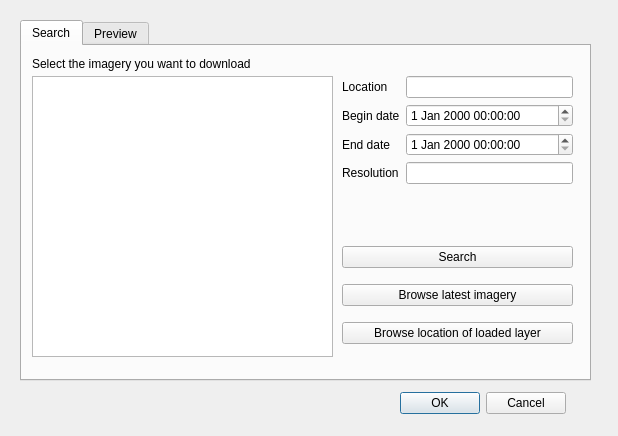
Qt form OpenAerialMap/gui/ui/img_search_dialog.ui (hotosm/oam-qgis-plugin) before a commit.
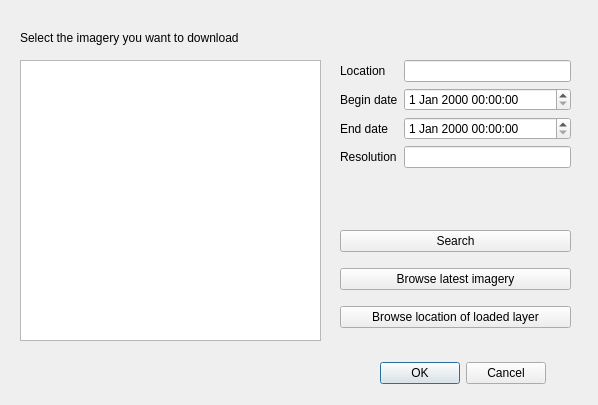
The same form after that commit.

Commit message: Updated the implementation of catalog search and image browsing function 1. Created image browser and separated image search function and browsing function 2. Made the thumbnail interactively displayed with selection of search result 3. Tidied up the files in backend part

Patch:
```diff
--- a/OpenAerialMap/gui/ui/img_search_dialog.ui
+++ b/OpenAerialMap/gui/ui/img_search_dialog.ui
@@ -6,44 +6,34 @@
    <rect>
     <x>0</x>
     <y>0</y>
-    <width>618</width>
-    <height>436</height>
+    <width>598</width>
+    <height>405</height>
    </rect>
   </property>
   <property name="windowTitle">
    <string>Download Imagery</string>
   </property>
-  <widget class="QTabWidget" name="tabWidget">
+  <widget class="QDialogButtonBox" name="buttonBox">
    <property name="geometry">
     <rect>
-     <x>20</x>
-     <y>20</y>
-     <width>571</width>
-     <height>361</height>
+     <x>370</x>
+     <y>360</y>
+     <width>176</width>
+     <height>27</height>
     </rect>
    </property>
-   <property name="currentIndex">
-    <number>0</number>
+   <property name="standardButtons">
+    <set>QDialogButtonBox::Cancel|QDialogButtonBox::Ok</set>
    </property>
-   <widget class="QWidget" name="search_tab">
-    <attribute name="title">
-     <string>Search</string>
-    </attribute>
-    <widget class="QListWidget" name="listWidget">
-     <property name="geometry">
-      <rect>
-       <x>10</x>
-       <y>30</y>
-       <width>301</width>
-       <height>281</height>
-      </rect>
-     </property>
-    </widget>
-    <widget class="QWidget" name="layoutWidget">
+   <property name="centerButtons">
+    <bool>false</bool>
+   </property>
+  </widget>
+  <widget class="QWidget" name="layoutWidget_2">
      <property name="geometry">
       <rect>
-       <x>320</x>
-       <y>30</y>
+     <x>340</x>
+     <y>60</y>
        <width>231</width>
        <height>141</height>
       </rect>
@@ -94,8 +84,8 @@
     <widget class="QWidget" name="layoutWidget">
      <property name="geometry">
       <rect>
-       <x>320</x>
-       <y>190</y>
+     <x>340</x>
+     <y>220</y>
        <width>231</width>
        <height>121</height>
       </rect>
@@ -124,50 +114,27 @@
       </item>
      </layout>
     </widget>
+  <widget class="QListWidget" name="listWidget">
+   <property name="geometry">
+    <rect>
+     <x>20</x>
+     <y>60</y>
+     <width>301</width>
+     <height>281</height>
+    </rect>
+   </property>
+  </widget>
     <widget class="QLabel" name="label">
      <property name="geometry">
       <rect>
-       <x>10</x>
-       <y>10</y>
+     <x>20</x>
+     <y>30</y>
        <width>331</width>
        <height>16</height>
       </rect>
      </property>
      <property name="text">
       <string>Select the imagery you want to download</string>
-     </property>
-    </widget>
-   </widget>
-   <widget class="QWidget" name="preview_tab">
-    <attribute name="title">
-     <string>Preview</string>
-    </attribute>
-    <widget class="QGraphicsView" name="graphicsView">
-     <property name="geometry">
-      <rect>
-       <x>10</x>
-       <y>10</y>
-       <width>551</width>
-       <height>311</height>
-      </rect>
-     </property>
-    </widget>
-   </widget>
-  </widget>
-  <widget class="QDialogButtonBox" name="buttonBox">
-   <property name="geometry">
-    <rect>
-     <x>390</x>
-     <y>390</y>
-     <width>176</width>
-     <height>27</height>
-    </rect>
-   </property>
-   <property name="standardButtons">
-    <set>QDialogButtonBox::Cancel|QDialogButtonBox::Ok</set>
-   </property>
-   <property name="centerButtons">
-    <bool>false</bool>
    </property>
   </widget>
  </widget>
```
Lines whose indentation alone changed are shown as unchanged. The commit also changes 8 other files.
